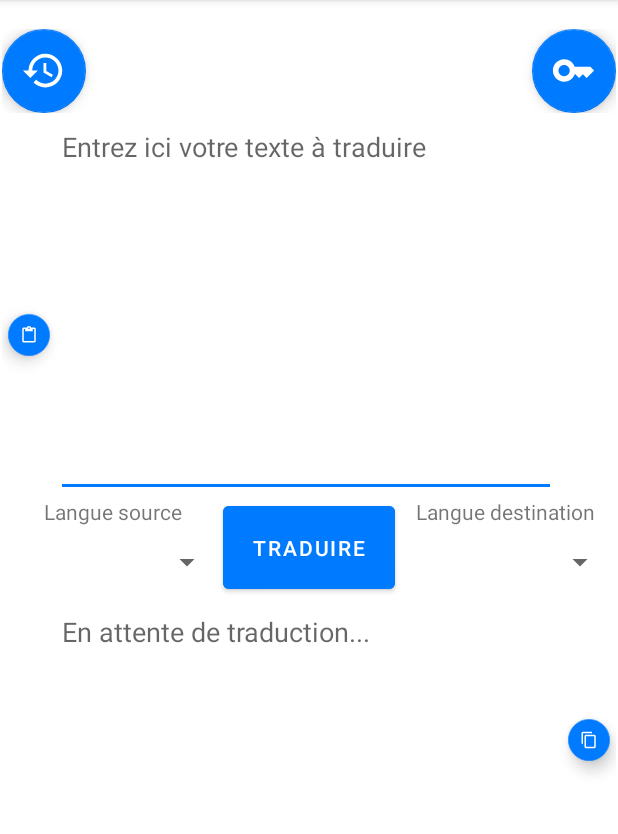
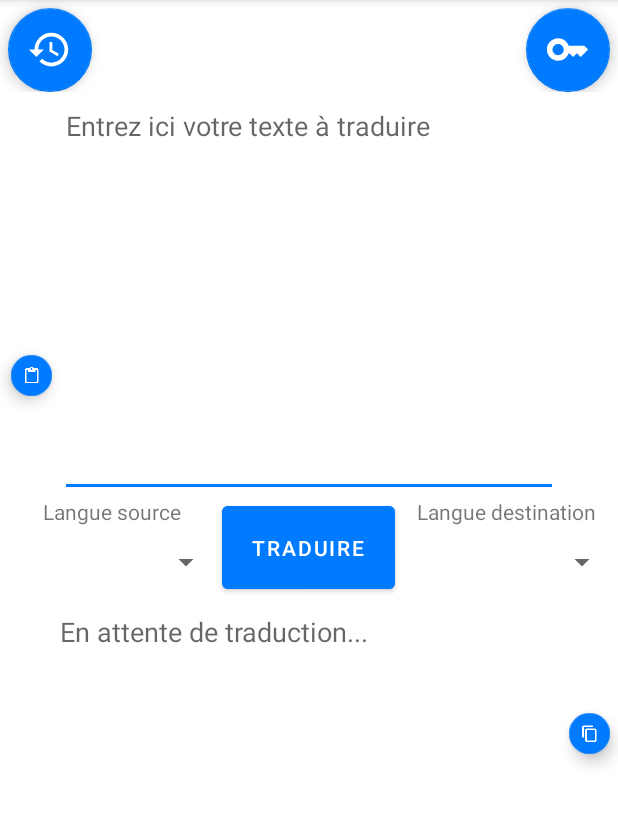
Before and after one commit to Guimhoff/JohnnyDeepL, an Android app: the MainActivity screen opened directly, with no data from a screen before it, on a phone screen of 412 x 824 dp, the part 84-918 px from its top. Run offline under Robolectric (Android 15) with nearby library versions, the phone set to English and light mode, and no system bars; libraries missing offline, so code that uses them is left out: com.androidnetworking, com.androidnetworking.error, com.androidnetworking.interfaces; 1 statement that could not run was skipped.

Commit message:
Refactoring interface (rotation écran)

```diff
--- a/app/src/main/res/layout/activity_history.xml
+++ b/app/src/main/res/layout/activity_history.xml
@@ -12,6 +12,8 @@
         android:layout_height="wrap_content"
         android:clickable="true"
         android:onClick="onClickBack"
+        android:scaleX=".9"
+        android:scaleY=".9"
         app:backgroundTint="@color/bleu_1"
         app:layout_constraintStart_toStartOf="parent"
         app:layout_constraintTop_toTopOf="parent"
@@ -30,7 +32,7 @@
 
     <androidx.recyclerview.widget.RecyclerView
         android:id="@+id/history_recycler_view"
-        android:layout_width="409dp"
+        android:layout_width="match_parent"
         android:layout_height="0dp"
         android:clipChildren="true"
         android:clipToPadding="true"
--- a/app/src/main/res/layout/activity_main.xml
+++ b/app/src/main/res/layout/activity_main.xml
@@ -7,8 +7,8 @@
     tools:context=".MainActivity">
 
     <LinearLayout
-        android:layout_width="409dp"
-        android:layout_height="729dp"
+        android:layout_width="match_parent"
+        android:layout_height="match_parent"
         android:orientation="vertical"
         app:layout_constraintBottom_toBottomOf="parent"
         app:layout_constraintEnd_toEndOf="parent"
@@ -29,7 +29,9 @@
                 <com.google.android.material.floatingactionbutton.FloatingActionButton
                     android:id="@+id/historyButton"
                     android:layout_width="wrap_content"
-                    android:layout_height="match_parent"
+                    android:layout_height="wrap_content"
+                    android:layout_marginLeft="5dp"
+                    android:layout_marginTop="5dp"
                     android:layout_weight="1"
                     android:clickable="true"
                     android:contentDescription="Traduction history button"
@@ -70,6 +72,8 @@
                     android:id="@+id/keyButton"
                     android:layout_width="wrap_content"
                     android:layout_height="wrap_content"
+                    android:layout_marginTop="5dp"
+                    android:layout_marginRight="5dp"
                     android:layout_weight="1"
                     android:baselineAligned="false"
                     android:clickable="true"
@@ -91,14 +95,15 @@
             android:layout_weight="2.5"
             android:orientation="horizontal">
 
+            <androidx.constraintlayout.widget.ConstraintLayout
+                android:layout_width="40dp"
+                android:layout_height="match_parent">
+
                 <com.google.android.material.floatingactionbutton.FloatingActionButton
                     android:id="@+id/pasteButton"
-                android:layout_width="wrap_content"
+                    android:layout_width="55dp"
                     android:layout_height="wrap_content"
                     android:layout_gravity="center"
-                android:layout_marginLeft="-10dp"
-                android:layout_marginTop="20dp"
-                android:layout_marginRight="-10dp"
                     android:clickable="true"
                     android:contentDescription="Paste button"
                     android:focusable="true"
@@ -107,8 +112,15 @@
                     android:scaleY=".5"
                     android:tintMode="src_in"
                     app:backgroundTint="@color/bleu_1"
+                    app:layout_constraintBottom_toBottomOf="parent"
+                    app:layout_constraintEnd_toEndOf="parent"
+                    app:layout_constraintHorizontal_bias="0.5"
+                    app:layout_constraintStart_toStartOf="parent"
+                    app:layout_constraintTop_toTopOf="parent"
+                    app:layout_constraintVertical_bias="0.75"
                     app:srcCompat="@drawable/baseline_content_paste_12"
                     app:useCompatPadding="false" />
+            </androidx.constraintlayout.widget.ConstraintLayout>
 
             <EditText
                 android:id="@+id/sourceText"
@@ -205,22 +217,32 @@
                 android:textColor="#000000"
                 android:textIsSelectable="true" />
 
+            <androidx.constraintlayout.widget.ConstraintLayout
+                android:layout_width="40dp"
+                android:layout_height="match_parent">
+
                 <com.google.android.material.floatingactionbutton.FloatingActionButton
                     android:id="@+id/copyButton"
-                android:layout_width="wrap_content"
+                    android:layout_width="55dp"
                     android:layout_height="wrap_content"
                     android:layout_gravity="center"
-                android:layout_marginLeft="-10dp"
-                android:layout_marginRight="-10dp"
-                android:layout_marginBottom="80dp"
                     android:clickable="true"
                     android:contentDescription="Copy button"
                     android:focusable="true"
                     android:onClick="onClickCopy"
+                    android:rotation="0"
                     android:scaleX=".5"
                     android:scaleY=".5"
                     app:backgroundTint="@color/bleu_1"
+                    app:layout_constraintBottom_toBottomOf="parent"
+                    app:layout_constraintEnd_toEndOf="parent"
+                    app:layout_constraintHorizontal_bias="0.5"
+                    app:layout_constraintStart_toStartOf="parent"
+                    app:layout_constraintTop_toTopOf="parent"
+                    app:layout_constraintVertical_bias=".2"
                     app:srcCompat="@drawable/baseline_content_copy_24" />
+            </androidx.constraintlayout.widget.ConstraintLayout>
+
         </LinearLayout>
 
     </LinearLayout>
--- a/app/src/main/res/layout/history_item.xml
+++ b/app/src/main/res/layout/history_item.xml
@@ -6,9 +6,12 @@
     android:layout_height="wrap_content">
 
     <androidx.constraintlayout.widget.ConstraintLayout
-        android:layout_width="413dp"
+        android:id="@+id/entireItem"
+        android:layout_width="match_parent"
         android:layout_height="87dp"
+        android:clickable="true"
         app:layout_constraintEnd_toEndOf="parent"
+        app:layout_constraintStart_toStartOf="parent"
         tools:layout_editor_absoluteY="6dp">
 
         <com.google.android.material.floatingactionbutton.FloatingActionButton
@@ -30,7 +33,7 @@
         <TextView
             android:id="@+id/translatedTextView"
             style="@android:style/TextAppearance.Medium"
-            android:layout_width="329dp"
+            android:layout_width="0dp"
             android:layout_height="26dp"
             android:layout_marginStart="15dp"
             android:layout_marginTop="15dp"
```
Lines whose indentation alone changed are shown as unchanged.
